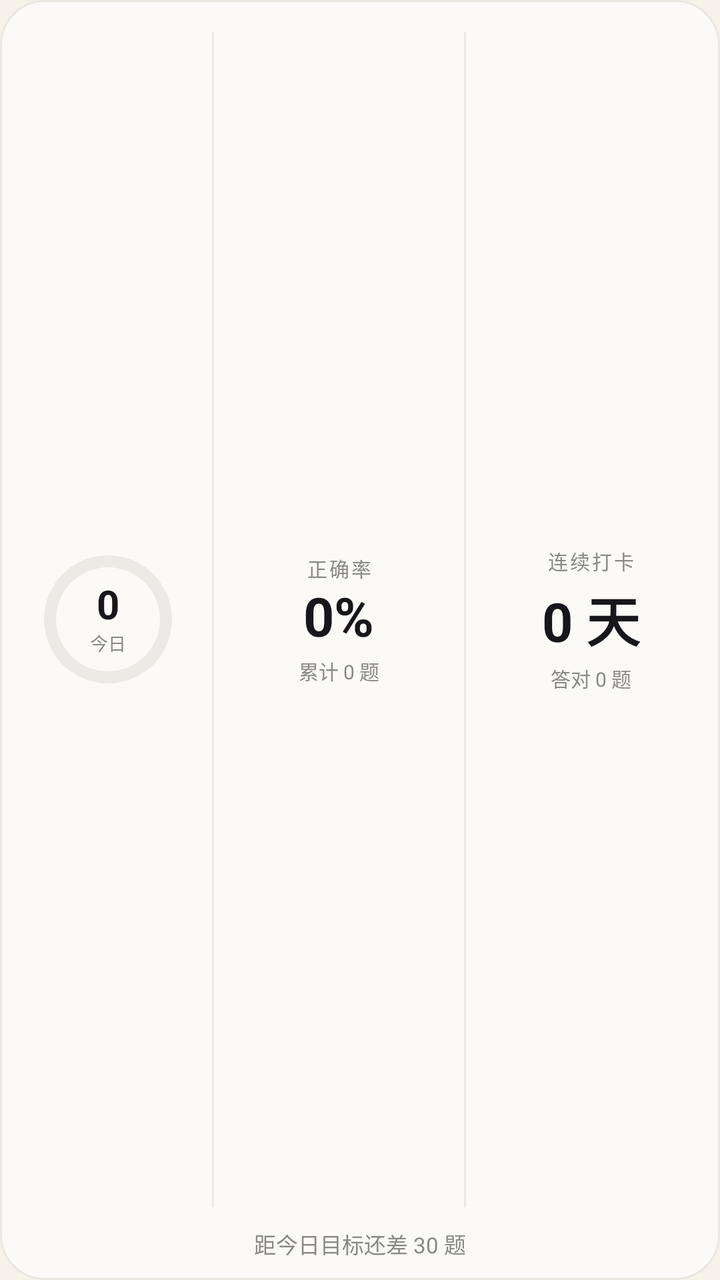
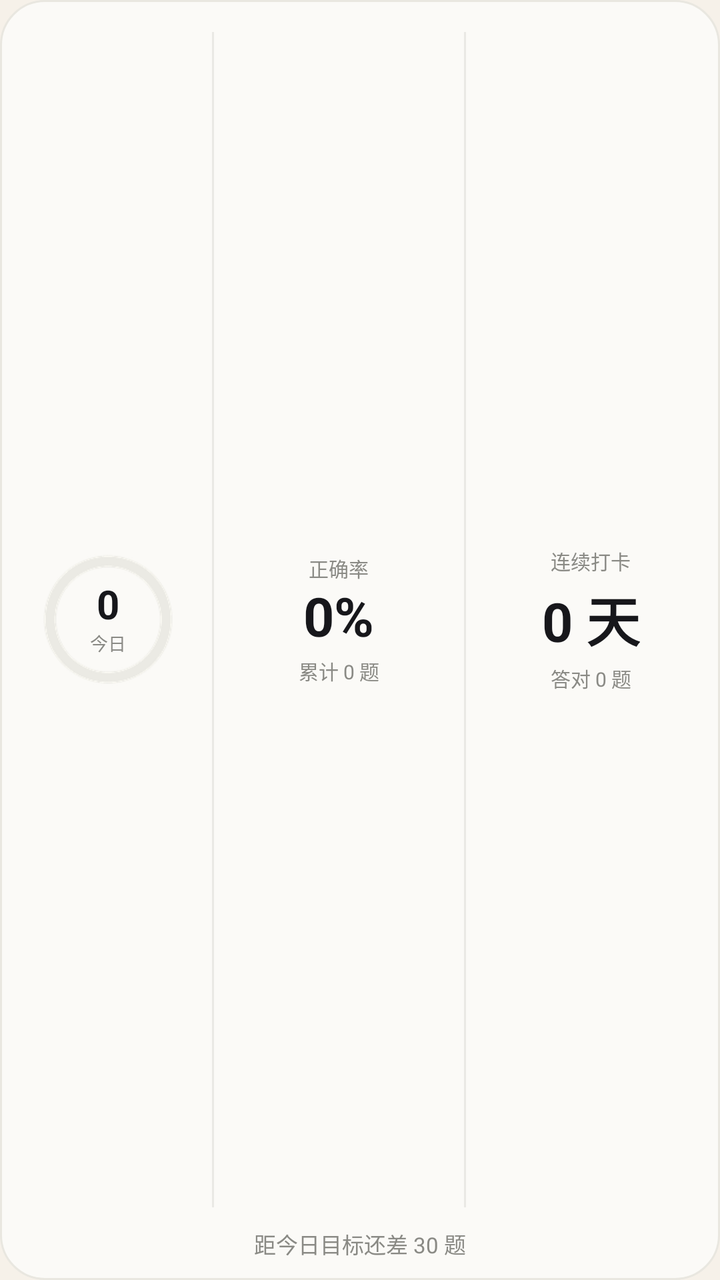

Two renders of the same Android screen: before a commit and after it. Below are the layout's source before the change and the commit's diff.
<!-- AndroidManifest.xml: application theme Theme.DroneQuiz -->
<!-- res/layout/widget_stats.xml -->
<?xml version="1.0" encoding="utf-8"?>
<LinearLayout xmlns:android="http://schemas.android.com/apk/res/android"
    android:id="@+id/wsRoot"
    android:layout_width="match_parent"
    android:layout_height="match_parent"
    android:orientation="vertical"
    android:background="@drawable/widget_bg_light">

    <LinearLayout
        android:layout_width="match_parent"
        android:layout_height="0dp"
        android:layout_weight="1"
        android:orientation="horizontal"
        android:gravity="center_vertical"
        android:paddingStart="16dp"
        android:paddingEnd="16dp"
        android:paddingTop="10dp">

        <FrameLayout
            android:layout_width="76dp"
            android:layout_height="76dp">

            <ProgressBar
                android:id="@+id/wsRingL"
                style="?android:attr/progressBarStyleHorizontal"
                android:layout_width="76dp"
                android:layout_height="76dp"
                android:indeterminate="false"
                android:max="100"
                android:progress="0"
                android:progressDrawable="@drawable/widget_ring_light" />

            <ProgressBar
                android:id="@+id/wsRingD"
                style="?android:attr/progressBarStyleHorizontal"
                android:layout_width="76dp"
                android:layout_height="76dp"
                android:indeterminate="false"
                android:visibility="gone"
                android:max="100"
                android:progress="0"
                android:progressDrawable="@drawable/widget_ring_dark" />

            <LinearLayout
                android:layout_width="wrap_content"
                android:layout_height="wrap_content"
                android:layout_gravity="center"
                android:orientation="vertical"
                android:gravity="center">

                <TextView
                    android:id="@+id/wsToday"
                    android:layout_width="wrap_content"
                    android:layout_height="wrap_content"
                    android:text="0"
                    android:textSize="20sp"
                    android:textStyle="bold"
                    android:includeFontPadding="false"
                    android:textColor="#17171B" />

                <TextView
                    android:id="@+id/wsTodayLabel"
                    android:layout_width="wrap_content"
                    android:layout_height="wrap_content"
                    android:text="今日"
                    android:textSize="9sp"
                    android:textColor="#8A8A85" />
            </LinearLayout>
        </FrameLayout>

        <View
            android:id="@+id/wsHairV1"
            android:layout_width="1dp"
            android:layout_height="match_parent"
            android:layout_marginStart="14dp"
            android:layout_marginEnd="14dp"
            android:layout_marginTop="6dp"
            android:layout_marginBottom="6dp"
            android:background="#E9E9E4" />

        <LinearLayout
            android:layout_width="0dp"
            android:layout_height="wrap_content"
            android:layout_weight="1"
            android:orientation="vertical"
            android:gravity="center">

            <TextView
                android:id="@+id/wsLabelM"
                android:layout_width="wrap_content"
                android:layout_height="wrap_content"
                android:text="正确率"
                android:textSize="10sp"
                android:letterSpacing="0.1"
                android:textColor="#8A8A85" />

            <TextView
                android:id="@+id/wsAcc"
                android:layout_width="wrap_content"
                android:layout_height="wrap_content"
                android:layout_marginTop="2dp"
                android:text="0%"
                android:textSize="27sp"
                android:textStyle="bold"
                android:includeFontPadding="false"
                android:textColor="#17171B" />

            <TextView
                android:id="@+id/wsAccSub"
                android:layout_width="wrap_content"
                android:layout_height="wrap_content"
                android:layout_marginTop="3dp"
                android:text="累计 0 题"
                android:textSize="10sp"
                android:textColor="#8A8A85" />
        </LinearLayout>

        <View
            android:id="@+id/wsHairV2"
            android:layout_width="1dp"
            android:layout_height="match_parent"
            android:layout_marginStart="14dp"
            android:layout_marginEnd="14dp"
            android:layout_marginTop="6dp"
            android:layout_marginBottom="6dp"
            android:background="#E9E9E4" />

        <LinearLayout
            android:layout_width="0dp"
            android:layout_height="wrap_content"
            android:layout_weight="1"
            android:orientation="vertical"
            android:gravity="center">

            <TextView
                android:id="@+id/wsLabelR"
                android:layout_width="wrap_content"
                android:layout_height="wrap_content"
                android:text="连续打卡"
                android:textSize="10sp"
                android:letterSpacing="0.1"
                android:textColor="#8A8A85" />

            <TextView
                android:id="@+id/wsStreak"
                android:layout_width="wrap_content"
                android:layout_height="wrap_content"
                android:layout_marginTop="2dp"
                android:text="0 天"
                android:textSize="27sp"
                android:textStyle="bold"
                android:includeFontPadding="false"
                android:textColor="#17171B" />

            <TextView
                android:id="@+id/wsGoalSub"
                android:layout_width="wrap_content"
                android:layout_height="wrap_content"
                android:layout_marginTop="3dp"
                android:text="答对 0 题"
                android:textSize="10sp"
                android:textColor="#8A8A85" />
        </LinearLayout>
    </LinearLayout>

    <TextView
        android:id="@+id/wsFoot"
        android:layout_width="match_parent"
        android:layout_height="wrap_content"
        android:gravity="center"
        android:paddingTop="4dp"
        android:paddingBottom="10dp"
        android:text="距今日目标还差 30 题"
        android:textSize="11sp"
        android:maxLines="1"
        android:textColor="#8A8A85" />
</LinearLayout>
<!-- resources referenced by this layout -->
<resources>
  <!-- drawable widget_bg_light (drawable) -->
  <?xml version="1.0" encoding="utf-8"?>
  <shape xmlns:android="http://schemas.android.com/apk/res/android"
      android:shape="rectangle">
      <corners android:radius="22dp" />
      <solid android:color="#FBFAF7" />
      <stroke android:width="1dp" android:color="#E9E7E0" />
  </shape>
  <!-- drawable widget_ring_dark (drawable) -->
  <?xml version="1.0" encoding="utf-8"?>
  <layer-list xmlns:android="http://schemas.android.com/apk/res/android">
      <item>
          <shape android:shape="ring" android:useLevel="false"
              android:innerRadius="26dp" android:thickness="6dp">
              <solid android:color="#2A2A28" />
          </shape>
      </item>
      <item>
          <rotate android:fromDegrees="270" android:toDegrees="630">
              <shape android:shape="ring" android:useLevel="true"
                  android:innerRadius="26dp" android:thickness="6dp">
                  <solid android:color="#F4F2EA" />
              </shape>
          </rotate>
      </item>
  </layer-list>
  <!-- drawable widget_ring_light (drawable) -->
  <?xml version="1.0" encoding="utf-8"?>
  <layer-list xmlns:android="http://schemas.android.com/apk/res/android">
      <item>
          <shape android:shape="ring" android:useLevel="false"
              android:innerRadius="26dp" android:thickness="6dp">
              <solid android:color="#EBEAE4" />
          </shape>
      </item>
      <item>
          <rotate android:fromDegrees="270" android:toDegrees="630">
              <shape android:shape="ring" android:useLevel="true"
                  android:innerRadius="26dp" android:thickness="6dp">
                  <solid android:color="#17171B" />
              </shape>
          </rotate>
      </item>
  </layer-list>
  <style name="Theme.DroneQuiz" parent="android:Theme.Material.Light.NoActionBar">
          <item name="android:windowBackground">#F6F1E9</item>
          <item name="android:statusBarColor">@android:color/transparent</item>
          <item name="android:navigationBarColor">@android:color/transparent</item>
          <item name="android:windowLightStatusBar">true</item>
      </style>
</resources>

<!-- the commit's change to res/layout/widget_stats.xml (unified diff, before → after) -->
@@ -20,26 +20,12 @@
             android:layout_width="76dp"
             android:layout_height="76dp">
 
-            <ProgressBar
-                android:id="@+id/wsRingL"
-                style="?android:attr/progressBarStyleHorizontal"
+            <ImageView
+                android:id="@+id/wsRing"
                 android:layout_width="76dp"
                 android:layout_height="76dp"
-                android:indeterminate="false"
-                android:max="100"
-                android:progress="0"
-                android:progressDrawable="@drawable/widget_ring_light" />
-
-            <ProgressBar
-                android:id="@+id/wsRingD"
-                style="?android:attr/progressBarStyleHorizontal"
-                android:layout_width="76dp"
-                android:layout_height="76dp"
-                android:indeterminate="false"
-                android:visibility="gone"
-                android:max="100"
-                android:progress="0"
-                android:progressDrawable="@drawable/widget_ring_dark" />
+                android:src="@drawable/widget_ring_l_0"
+                android:contentDescription="@null" />
 
             <LinearLayout
                 android:layout_width="wrap_content"
@@ -91,7 +77,6 @@
                 android:layout_height="wrap_content"
                 android:text="正确率"
                 android:textSize="10sp"
-                android:letterSpacing="0.1"
                 android:textColor="#8A8A85" />
 
             <TextView
@@ -138,7 +123,6 @@
                 android:layout_height="wrap_content"
                 android:text="连续打卡"
                 android:textSize="10sp"
-                android:letterSpacing="0.1"
                 android:textColor="#8A8A85" />
 
             <TextView
<!-- resource entries referenced after the edit -->
@@ -8,42 +8,7 @@
       <solid android:color="#FBFAF7" />
       <stroke android:width="1dp" android:color="#E9E7E0" />
   </shape>
-  <!-- drawable widget_ring_dark (drawable) -->
-  <?xml version="1.0" encoding="utf-8"?>
-  <layer-list xmlns:android="http://schemas.android.com/apk/res/android">
-      <item>
-          <shape android:shape="ring" android:useLevel="false"
-              android:innerRadius="26dp" android:thickness="6dp">
-              <solid android:color="#2A2A28" />
-          </shape>
-      </item>
-      <item>
-          <rotate android:fromDegrees="270" android:toDegrees="630">
-              <shape android:shape="ring" android:useLevel="true"
-                  android:innerRadius="26dp" android:thickness="6dp">
-                  <solid android:color="#F4F2EA" />
-              </shape>
-          </rotate>
-      </item>
-  </layer-list>
-  <!-- drawable widget_ring_light (drawable) -->
-  <?xml version="1.0" encoding="utf-8"?>
-  <layer-list xmlns:android="http://schemas.android.com/apk/res/android">
-      <item>
-          <shape android:shape="ring" android:useLevel="false"
-              android:innerRadius="26dp" android:thickness="6dp">
-              <solid android:color="#EBEAE4" />
-          </shape>
-      </item>
-      <item>
-          <rotate android:fromDegrees="270" android:toDegrees="630">
-              <shape android:shape="ring" android:useLevel="true"
-                  android:innerRadius="26dp" android:thickness="6dp">
-                  <solid android:color="#17171B" />
-              </shape>
-          </rotate>
-      </item>
-  </layer-list>
+  <!-- drawable widget_ring_l_0: png bitmap (drawable-nodpi, 8683 bytes) -->
   <style name="Theme.DroneQuiz" parent="android:Theme.Material.Light.NoActionBar">
           <item name="android:windowBackground">#F6F1E9</item>
           <item name="android:statusBarColor">@android:color/transparent</item>
